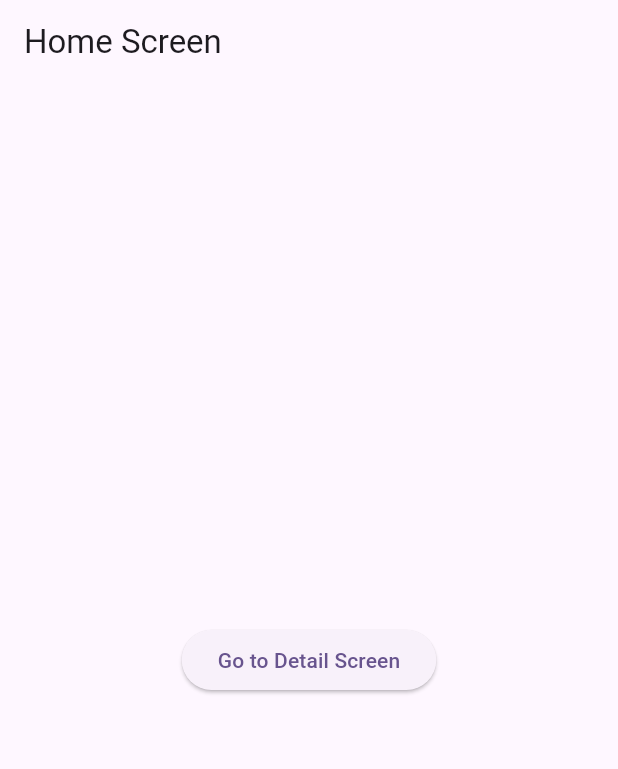
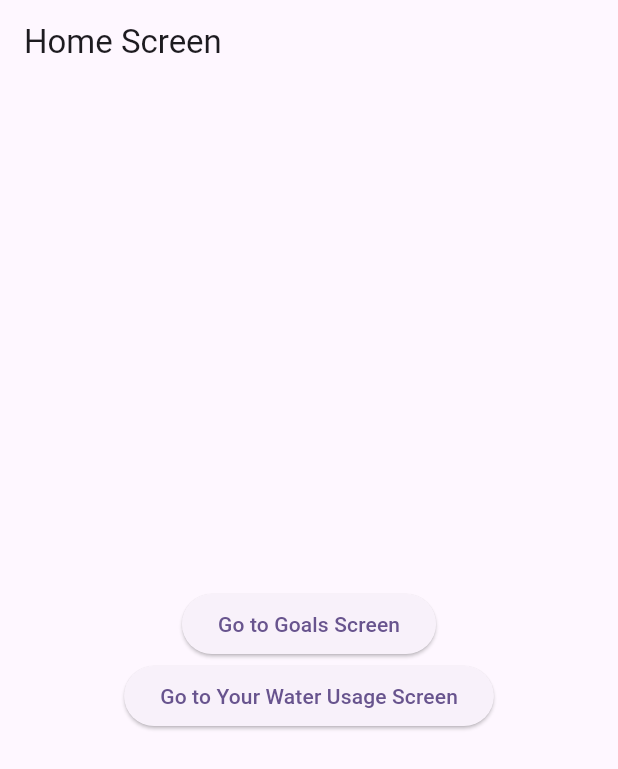
Before and after one commit to Lo-Yan/HydroMind-App, a Flutter app: the HomeScreen screen opened directly, on a phone screen of 412 x 824 dp. Shown: the top 769 px of the screen. Run offline on Flutter 3.47's test engine with Material 2 defaults, Android fonts, the phone set to English and light mode, and no system bars; our stand-ins replace firebase_core; accounts and stored records are empty.

Commit message:
add basics of goals, home and water usage screen

```diff
--- a/lib/screens/home_screen.dart
+++ b/lib/screens/home_screen.dart
@@ -1,5 +1,10 @@
+/*
+This is the homepage screen where the user will be directed to after choosing their profile.
+*/
+
 import 'package:flutter/material.dart';
-import 'detail_screen.dart';
+import 'goals_screen.dart';
+import 'your_water_usage_screen.dart';
 
 class HomeScreen extends StatelessWidget {
   const HomeScreen({Key? key});
@@ -12,16 +17,32 @@ class HomeScreen extends StatelessWidget {
         automaticallyImplyLeading: false, // Add this line to remove the back button
       ),
       body: Center(
-        child: ElevatedButton(
+        child: Column(
+          mainAxisAlignment: MainAxisAlignment.center,
+          children: [
+            ElevatedButton(
               onPressed: () {
                 Navigator.push(
                   context,
                   MaterialPageRoute(
-                builder: (context) => const DetailScreen(),
+                    builder: (context) => const GoalsScreen(),
                   ),
                 );
               },
-          child: const Text('Go to Detail Screen'),
+              child: const Text('Go to Goals Screen'),
+            ),
+            ElevatedButton(
+              onPressed: () {
+                Navigator.push(
+                  context,
+                  MaterialPageRoute(
+                    builder: (context) => const YourWaterUsageScreen(),
+                  ),
+                );
+              },
+              child: const Text('Go to Your Water Usage Screen'),
+            ),
+          ],
         ),
       ),
     );
--- a/lib/screens/intro_screen.dart
+++ b/lib/screens/intro_screen.dart
@@ -1,3 +1,7 @@
+/*
+this is the introduction screen with hydromind logo when the user first opens the app
+*/
+
 import 'package:flutter/material.dart';
 import 'home_screen.dart';
 import 'onboarding_screen.dart';
--- a/lib/screens/onboarding_screen.dart
+++ b/lib/screens/onboarding_screen.dart
@@ -1,3 +1,8 @@
+/*
+this is the onboarding screen that look like traffic light.
+when the user swipe left/ right, they can see the different traffic light
+*/
+
 import 'package:flutter/material.dart';
 import 'size_config.dart';
 import 'onboarding_contents.dart';
```
Also changed, not shown: lib/screens/goals_screen.dart (added, +18 -0 lines), lib/screens/your_water_usage_screen.dart (added, +20 -0 lines). Lines whose indentation alone changed are shown as unchanged.
